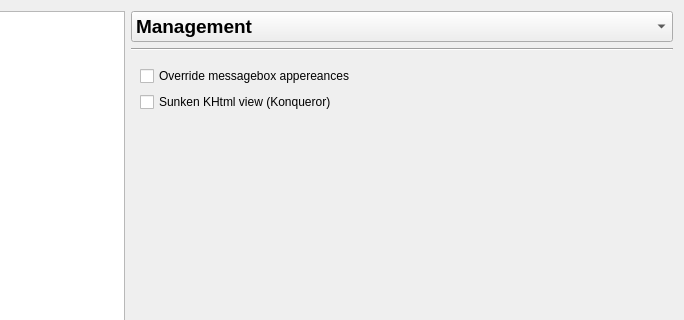
Before: the Qt Designer form config/config.ui in deiv/bespin-pkg, drawn with Qt 5; both pictures show x 106 to 790 and y 0 to 320 of the 790 by 496 pixel window.
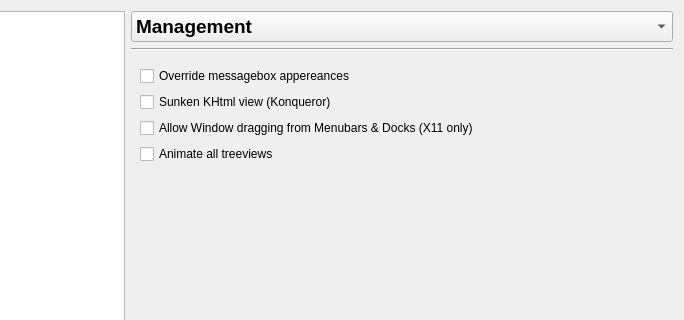
After: the same form once the commit is applied. The open tabs and pages were chosen to show the change.

Commit message: fixed kate stack animation resize bug, added cooool hacks, moved X picture detection from painting to activechange

```diff
--- a/config/config.ui
+++ b/config/config.ui
@@ -1934,6 +1934,20 @@
         </widget>
        </item>
        <item row="2" column="0" >
+        <widget class="QCheckBox" name="hackWindowMove" >
+         <property name="text" >
+          <string>Allow Window dragging from Menubars &amp;&amp; Docks (X11 only)</string>
+         </property>
+        </widget>
+       </item>
+       <item row="3" column="0" >
+        <widget class="QCheckBox" name="hackTreeViews" >
+         <property name="text" >
+          <string>Animate all treeviews</string>
+         </property>
+        </widget>
+       </item>
+       <item row="4" column="0" >
         <spacer name="verticalSpacer" >
          <property name="orientation" >
           <enum>Qt::Vertical</enum>
```
Left out of the diff: 12 changed lines with no effect on the pictures. The commit also changes 9 other files.
